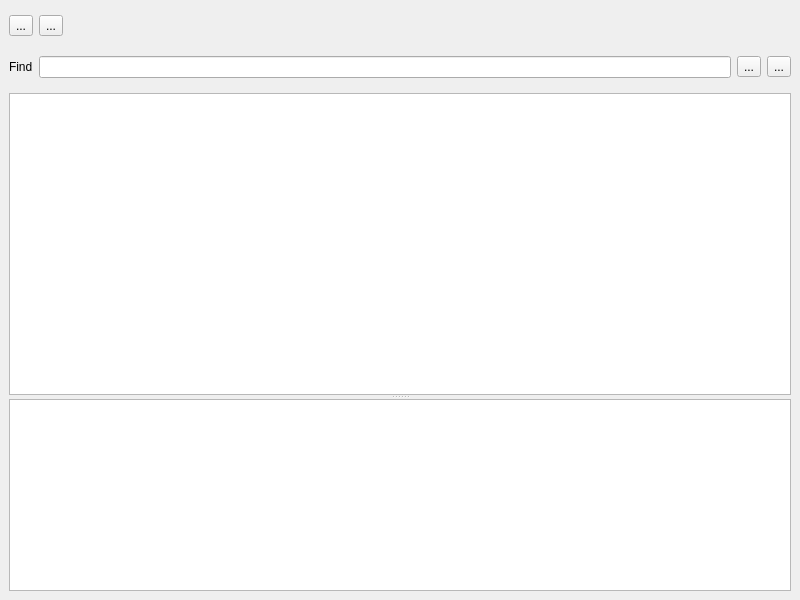
Qt form sources/pythondialog.ui (mikaelsundell/stageviz) before a commit.
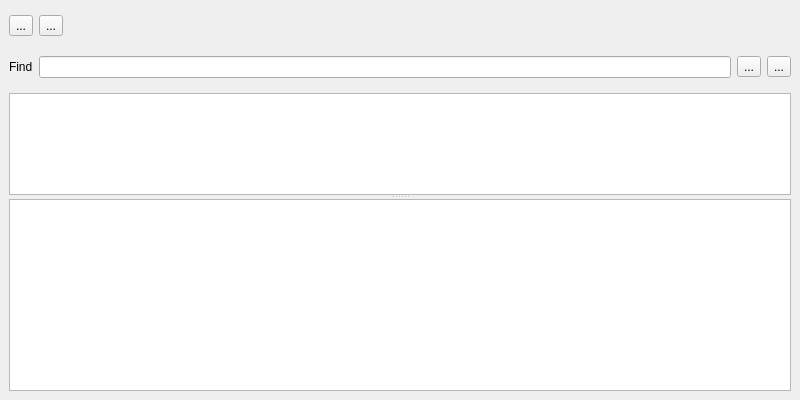
The same form after that commit. Custom widgets are drawn as their Qt base class.

Commit message: New version 0.1.22 Fixed size of console, progress and python dialogs

Patch:
```diff
--- a/sources/pythondialog.ui
+++ b/sources/pythondialog.ui
@@ -7,7 +7,7 @@
     <x>0</x>
     <y>0</y>
     <width>800</width>
-    <height>600</height>
+    <height>400</height>
    </rect>
   </property>
   <property name="windowTitle">
```
Left out of the diff: 20 changed lines with no effect on the pictures. The commit also changes 6 other files.
